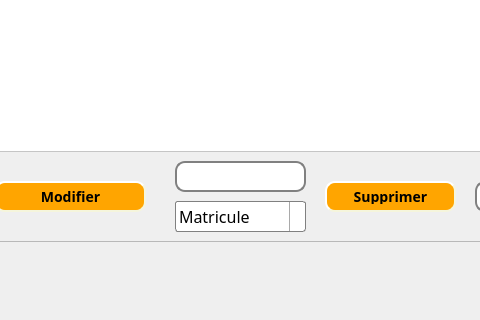
This is mainwindow.ui in firastourki99/smartgarage as Qt 5 draws it before an edit; both pictures show x 415 to 895 and y 376 to 696 of the 1173 by 696 pixel window. The edited form follows.
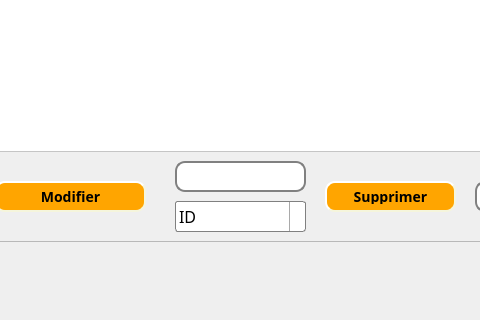
This is the edited form. Icons and pictures are not drawn.

What changed in the file:
```diff
--- a/mainwindow.ui
+++ b/mainwindow.ui
@@ -443,11 +443,6 @@
          <height>31</height>
         </rect>
        </property>
-       <item>
-        <property name="text">
-         <string>Matricule</string>
-        </property>
-       </item>
        <item>
         <property name="text">
          <string>ID</string>
```
